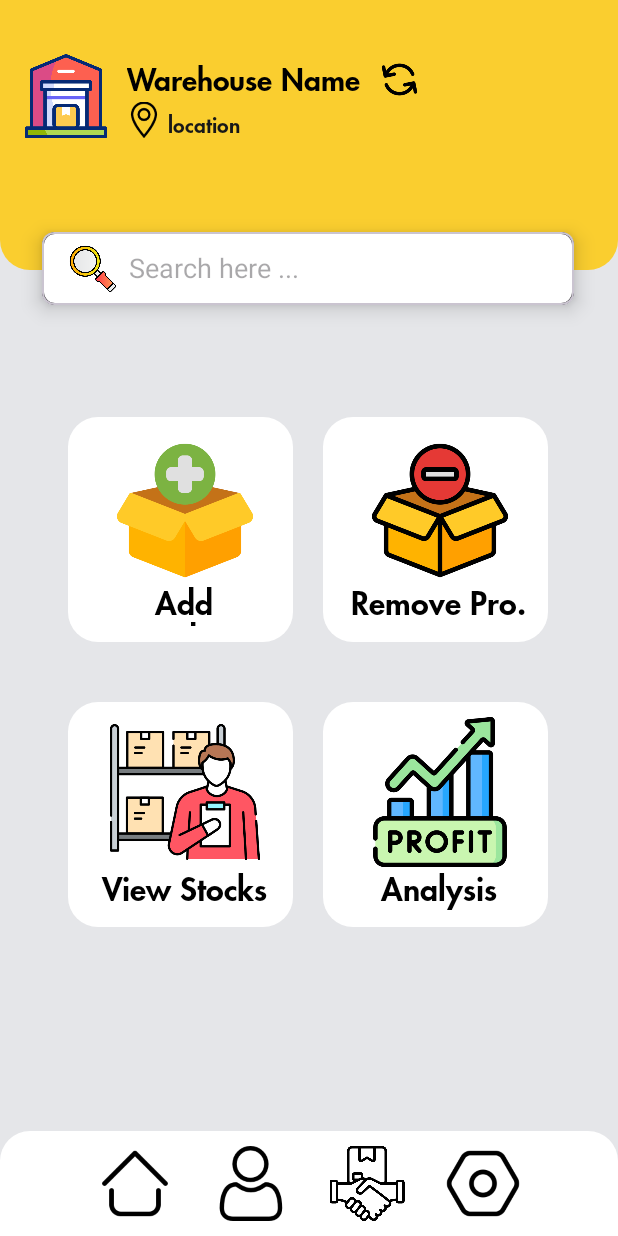
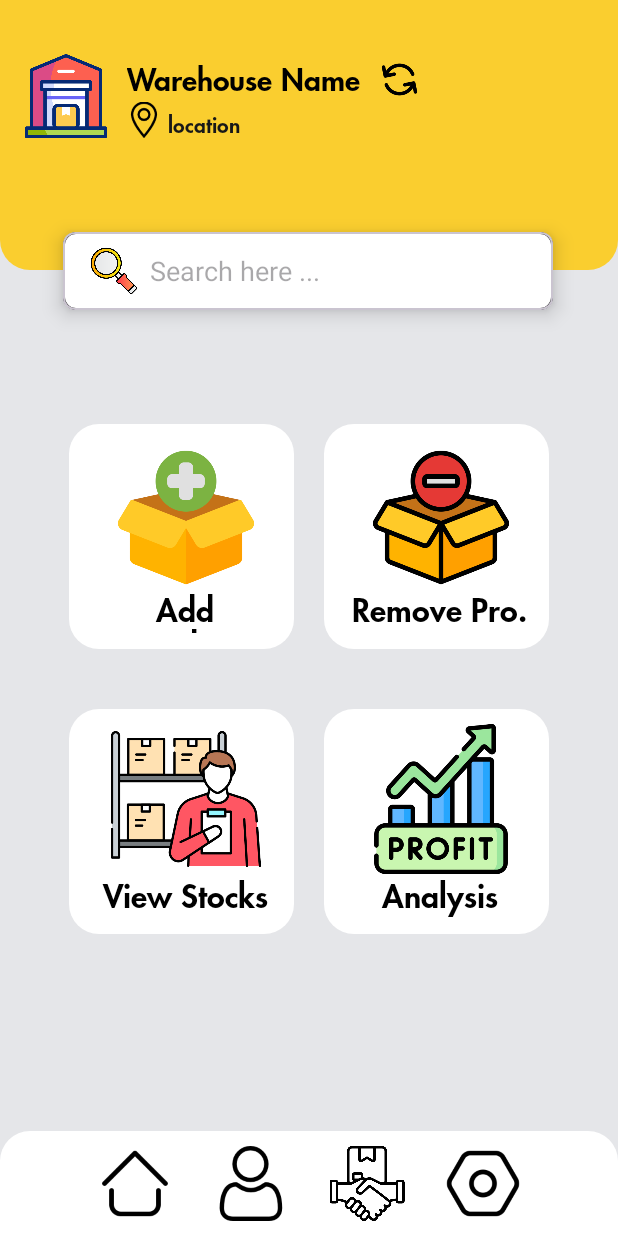
Before and after one commit to satyamkumardeveloper/inventory_management, an Android app: the screen it shows after launch once a user with an empty profile is signed in (home), on a phone screen of 412 x 824 dp. Run offline under Robolectric (Android 15) with nearby library versions, the phone set to English and light mode, and no system bars; our stand-ins replace Firebase (no records; nobody signed in at launch, a user with empty details on screens opened directly).

Commit message:
home page edit half complete

```diff
--- a/app/src/main/res/layout/activity_home.xml
+++ b/app/src/main/res/layout/activity_home.xml
@@ -89,14 +89,10 @@
     </androidx.constraintlayout.widget.ConstraintLayout>
 
 
-
-
-
-
     <com.google.android.material.card.MaterialCardView
         android:id="@+id/materialCardView"
-        android:layout_width="376dp"
-        android:layout_height="78dp"
+        android:layout_width="348dp"
+        android:layout_height="81dp"
         android:layout_marginTop="140dp"
         app:cardCornerRadius="8sp"
         app:cardElevation="8sp"
@@ -125,6 +121,7 @@
         android:layout_height="383dp"
         android:layout_marginTop="40dp"
         android:orientation="vertical"
+        android:gravity="center"
         app:layout_constraintEnd_toEndOf="parent"
         app:layout_constraintStart_toStartOf="parent"
         app:layout_constraintTop_toBottomOf="@+id/materialCardView">
--- a/app/src/main/res/layout/activity_warehouse.xml
+++ b/app/src/main/res/layout/activity_warehouse.xml
@@ -20,10 +20,10 @@
         app:layout_constraintTop_toTopOf="parent" />
 
 
-        <com.google.android.material.card.MaterialCardView
+    <com.google.android.material.card.MaterialCardView
         android:id="@+id/materialCardView"
-        android:layout_width="376dp"
-        android:layout_height="78dp"
+        android:layout_width="348dp"
+        android:layout_height="86dp"
         android:layout_marginTop="124dp"
         app:cardCornerRadius="8sp"
         app:cardElevation="8sp"
```
